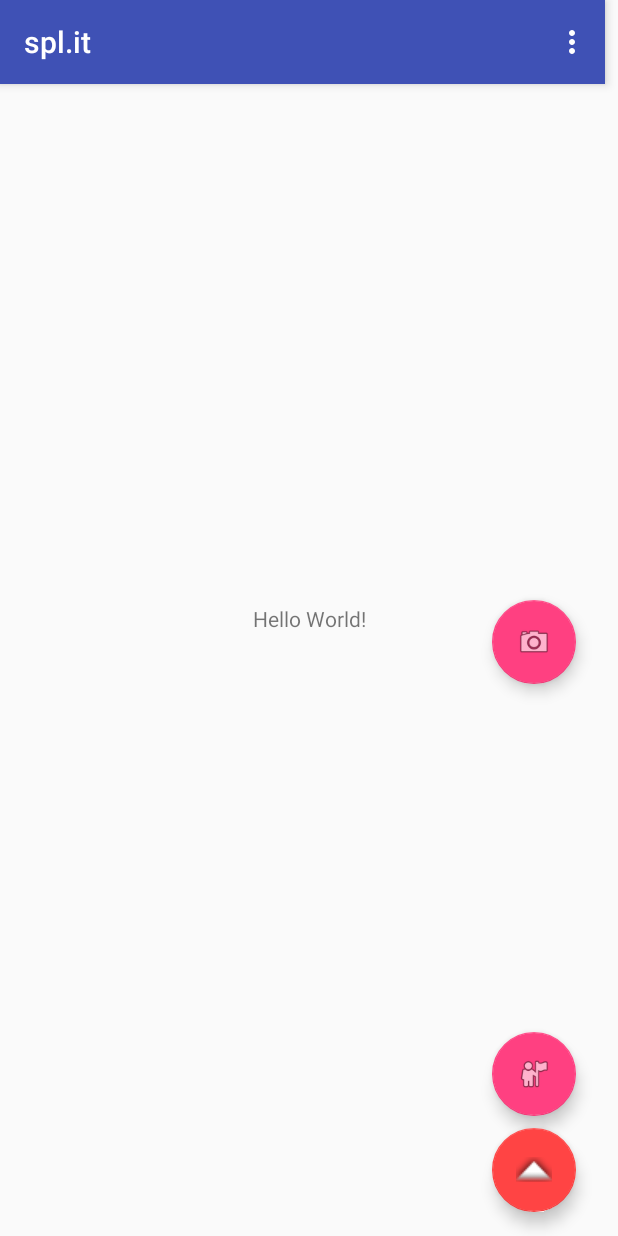
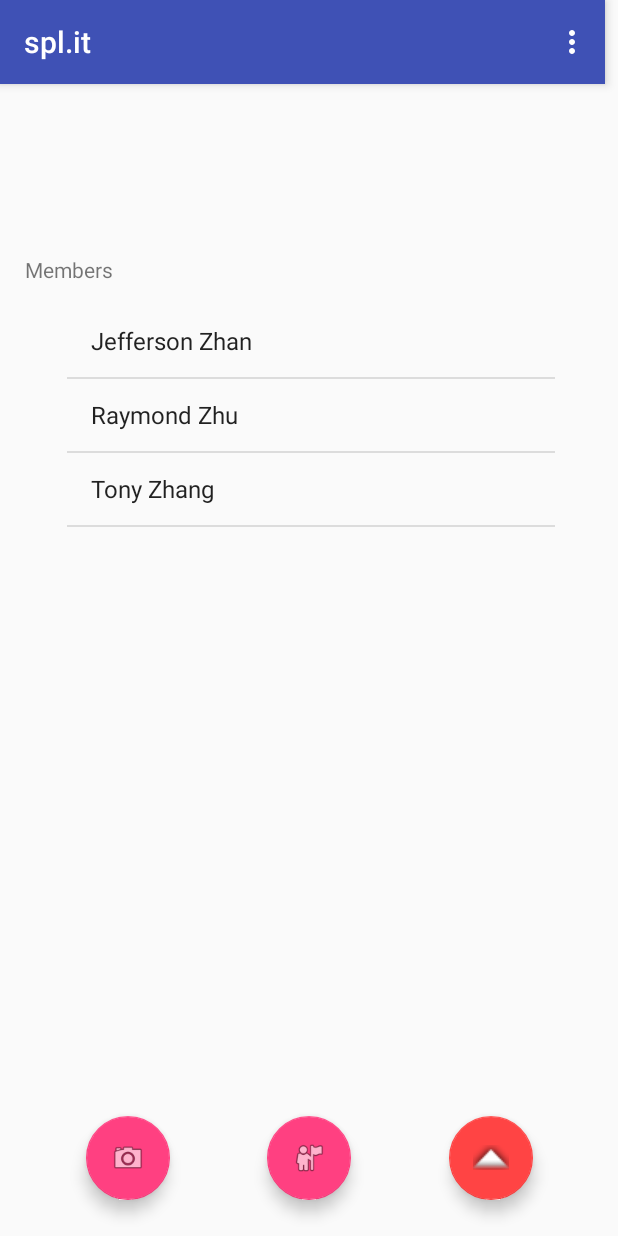
Before and after one commit to rayzhv/spl.it, an Android app: the screen it shows after launch (MainActivity), on a phone screen of 412 x 824 dp. Run offline under Robolectric (Android 15) with nearby library versions, the light colour scheme and no system bars; our stand-ins replace Firebase (no records; nobody signed in at launch, a user with empty details on screens opened directly); libraries missing offline, so code that uses them is left out: com.googlecode.tesseract; 2 statements that could not run were skipped.

Commit message:
updated mainActivity
added listView and reformatted buttons

```diff
--- a/app/src/main/java/edu/gatech/split/Controllers/MainActivity.java
+++ b/app/src/main/java/edu/gatech/split/Controllers/MainActivity.java
@@ -11,12 +11,17 @@ import android.util.Log;
 import android.view.View;
 import android.view.Menu;
 import android.view.MenuItem;
+import android.widget.ArrayAdapter;
 import android.widget.ImageView;
+import android.widget.ListView;
+
 import com.google.firebase.database.DataSnapshot;
 import com.google.firebase.database.DatabaseError;
 import com.google.firebase.database.DatabaseReference;
 import com.google.firebase.database.FirebaseDatabase;
 import com.google.firebase.database.ValueEventListener;
+
+import java.util.ArrayList;
 
 import edu.gatech.split.R;
 
@@ -24,6 +29,8 @@ public class MainActivity extends AppCompatActivity {
     private static final int PICK_IMAGE = 100;
     Uri imageUri;
     ImageView imageView;
+
+    private ArrayList<String> list;
 
     private static final String TAG = "MainActivity";
 
@@ -49,6 +56,9 @@ public class MainActivity extends AppCompatActivity {
                 openGallery();
             }
         });
+
+        // load members into the listView
+        loadMembers();
 
 
         // Firebase initialization =========================================
@@ -111,4 +121,18 @@ public class MainActivity extends AppCompatActivity {
 
         return super.onOptionsItemSelected(item);
     }
+
+    private void loadMembers() {
+
+        //shows a list of all the members in the database
+        list = new ArrayList<String>();
+        list.add("Jefferson Zhan");
+        list.add("Raymond Zhu");
+        list.add("Tony Zhang");
+        ArrayAdapter<String> membersAdapter =
+                new ArrayAdapter<String>(this, android.R.layout.simple_list_item_1, list);
+        ListView shelterList = findViewById(R.id.membersView);
+        shelterList.setAdapter(membersAdapter);
+//        shelterList.setOnItemClickListener(this);
+    }
 }
--- a/app/src/main/res/layout/activity_main.xml
+++ b/app/src/main/res/layout/activity_main.xml
@@ -23,46 +23,37 @@
 
     </android.support.design.widget.AppBarLayout>
 
-    <include
-        android:id="@+id/include"
-        layout="@layout/content_main"
+    <android.support.design.widget.FloatingActionButton
+        android:id="@+id/fab"
         android:layout_width="wrap_content"
         android:layout_height="wrap_content"
         android:layout_marginBottom="8dp"
         android:layout_marginEnd="8dp"
         android:layout_marginStart="8dp"
         android:layout_marginTop="8dp"
-        app:layout_constraintBottom_toBottomOf="parent"
-        app:layout_constraintEnd_toEndOf="parent"
-        app:layout_constraintStart_toStartOf="parent"
-        app:layout_constraintTop_toTopOf="parent" />
-
-    <android.support.design.widget.FloatingActionButton
-        android:id="@+id/fab"
-        android:layout_width="wrap_content"
-        android:layout_height="wrap_content"
-        android:layout_marginBottom="16dp"
-        android:layout_marginEnd="8dp"
-        android:layout_marginStart="8dp"
         app:backgroundTint="@android:color/holo_red_light"
         app:layout_constraintBottom_toBottomOf="parent"
         app:layout_constraintEnd_toEndOf="parent"
-        app:layout_constraintHorizontal_bias="0.942"
-        app:layout_constraintStart_toStartOf="parent"
+        app:layout_constraintStart_toEndOf="@+id/fab3"
+        app:layout_constraintTop_toBottomOf="@+id/membersView"
+        app:layout_constraintVertical_bias="0.927"
         app:srcCompat="@android:drawable/arrow_up_float" />
 
     <android.support.design.widget.FloatingActionButton
         android:id="@+id/fab2"
         android:layout_width="wrap_content"
         android:layout_height="wrap_content"
+        android:layout_marginBottom="8dp"
         android:layout_marginEnd="8dp"
         android:layout_marginStart="8dp"
-        android:layout_marginTop="400dp"
+        android:layout_marginTop="8dp"
         android:clickable="true"
-        app:layout_constraintEnd_toEndOf="parent"
-        app:layout_constraintHorizontal_bias="0.942"
+        app:layout_constraintBottom_toBottomOf="parent"
+        app:layout_constraintEnd_toStartOf="@+id/fab3"
+        app:layout_constraintHorizontal_bias="0.362"
         app:layout_constraintStart_toStartOf="parent"
-        app:layout_constraintTop_toTopOf="parent"
+        app:layout_constraintTop_toBottomOf="@+id/membersView"
+        app:layout_constraintVertical_bias="0.927"
         app:srcCompat="@android:drawable/ic_menu_camera" />
 
     <android.support.design.widget.FloatingActionButton
@@ -74,12 +65,43 @@
         android:layout_marginStart="8dp"
         android:layout_marginTop="8dp"
         android:clickable="true"
-        app:layout_constraintBottom_toTopOf="@+id/fab"
-        app:layout_constraintEnd_toEndOf="parent"
-        app:layout_constraintHorizontal_bias="0.942"
-        app:layout_constraintStart_toStartOf="parent"
-        app:layout_constraintTop_toBottomOf="@+id/floatingActionButton2"
-        app:layout_constraintVertical_bias="0.526"
+        app:layout_constraintBottom_toBottomOf="parent"
+        app:layout_constraintEnd_toStartOf="@+id/fab"
+        app:layout_constraintStart_toEndOf="@+id/fab2"
+        app:layout_constraintTop_toBottomOf="@+id/membersView"
+        app:layout_constraintVertical_bias="0.927"
         app:srcCompat="@android:drawable/ic_menu_myplaces" />
 
+    <ListView
+        android:id="@+id/membersView"
+        android:layout_width="325dp"
+        android:layout_height="328dp"
+        android:layout_marginBottom="8dp"
+        android:layout_marginEnd="8dp"
+        android:layout_marginStart="8dp"
+        android:layout_marginTop="8dp"
+        android:scrollbars="vertical"
+        app:layout_constraintBottom_toBottomOf="parent"
+        app:layout_constraintEnd_toEndOf="parent"
+        app:layout_constraintHorizontal_bias="0.516"
+        app:layout_constraintStart_toStartOf="parent"
+        app:layout_constraintTop_toBottomOf="@+id/appBarLayout"
+        app:layout_constraintVertical_bias="0.329" />
+
+    <TextView
+        android:id="@+id/members"
+        android:layout_width="wrap_content"
+        android:layout_height="wrap_content"
+        android:layout_marginBottom="8dp"
+        android:layout_marginEnd="8dp"
+        android:layout_marginStart="8dp"
+        android:layout_marginTop="8dp"
+        android:text="Members"
+        app:layout_constraintBottom_toTopOf="@+id/membersView"
+        app:layout_constraintEnd_toEndOf="parent"
+        app:layout_constraintHorizontal_bias="0.025"
+        app:layout_constraintStart_toStartOf="parent"
+        app:layout_constraintTop_toTopOf="parent"
+        app:layout_constraintVertical_bias="0.964" />
+
 </android.support.constraint.ConstraintLayout>
```
